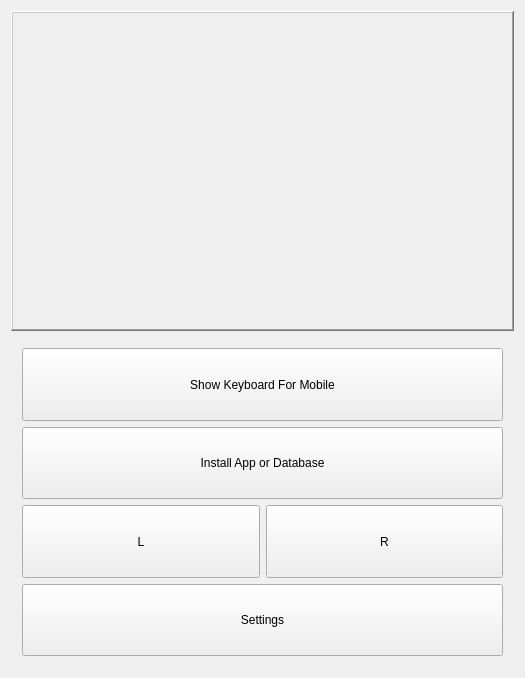
meepingsnesroms/Mu, file qtBuildSystem/Mu/mainwindow.ui: the form before one commit.
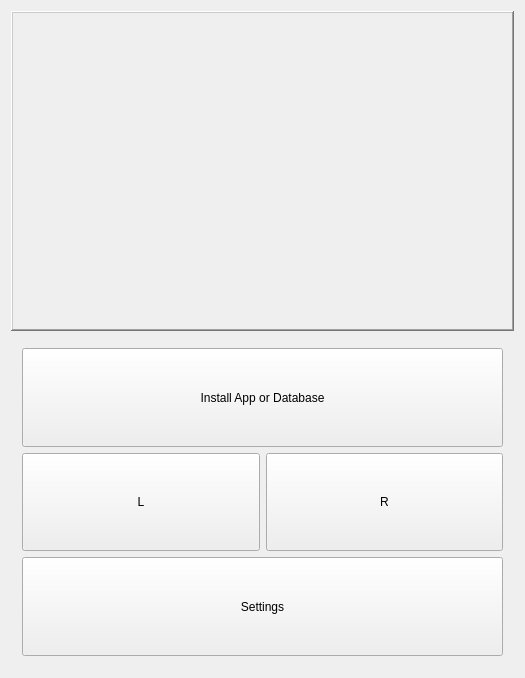
The form after the commit. The open tabs and pages were chosen to show the change. Custom widgets are drawn as their Qt base class.

The edit to the form file:
```diff
--- a/qtBuildSystem/Mu/mainwindow.ui
+++ b/qtBuildSystem/Mu/mainwindow.ui
@@ -295,19 +295,6 @@
       <widget class="QWidget" name="misc">
        <layout class="QGridLayout" name="gridLayout_2">
         <item row="0" column="0" colspan="2">
-         <widget class="QPushButton" name="keyboard">
-          <property name="sizePolicy">
-           <sizepolicy hsizetype="MinimumExpanding" vsizetype="MinimumExpanding">
-            <horstretch>0</horstretch>
-            <verstretch>0</verstretch>
-           </sizepolicy>
-          </property>
-          <property name="text">
-           <string>Show Keyboard For Mobile</string>
-          </property>
-         </widget>
-        </item>
-        <item row="1" column="0" colspan="2">
          <widget class="QPushButton" name="install">
           <property name="sizePolicy">
            <sizepolicy hsizetype="MinimumExpanding" vsizetype="MinimumExpanding">
@@ -320,7 +307,20 @@
           </property>
          </widget>
         </item>
-        <item row="4" column="0" colspan="2">
+        <item row="1" column="0">
+         <widget class="QPushButton" name="settingsLeft">
+          <property name="sizePolicy">
+           <sizepolicy hsizetype="MinimumExpanding" vsizetype="MinimumExpanding">
+            <horstretch>0</horstretch>
+            <verstretch>0</verstretch>
+           </sizepolicy>
+          </property>
+          <property name="text">
+           <string>L</string>
+          </property>
+         </widget>
+        </item>
+        <item row="2" column="0" colspan="2">
          <widget class="QPushButton" name="settings">
           <property name="sizePolicy">
            <sizepolicy hsizetype="MinimumExpanding" vsizetype="MinimumExpanding">
@@ -333,7 +333,7 @@
           </property>
          </widget>
         </item>
-        <item row="2" column="1">
+        <item row="1" column="1">
          <widget class="QPushButton" name="settingsRight">
           <property name="sizePolicy">
            <sizepolicy hsizetype="MinimumExpanding" vsizetype="MinimumExpanding">
@@ -346,19 +346,6 @@
           </property>
          </widget>
         </item>
-        <item row="2" column="0">
-         <widget class="QPushButton" name="settingsLeft">
-          <property name="sizePolicy">
-           <sizepolicy hsizetype="MinimumExpanding" vsizetype="MinimumExpanding">
-            <horstretch>0</horstretch>
-            <verstretch>0</verstretch>
-           </sizepolicy>
-          </property>
-          <property name="text">
-           <string>L</string>
-          </property>
-         </widget>
-        </item>
        </layout>
       </widget>
       <widget class="QWidget" name="joystick">
```
Left out of the diff: 6 changed lines with no effect on the pictures.
